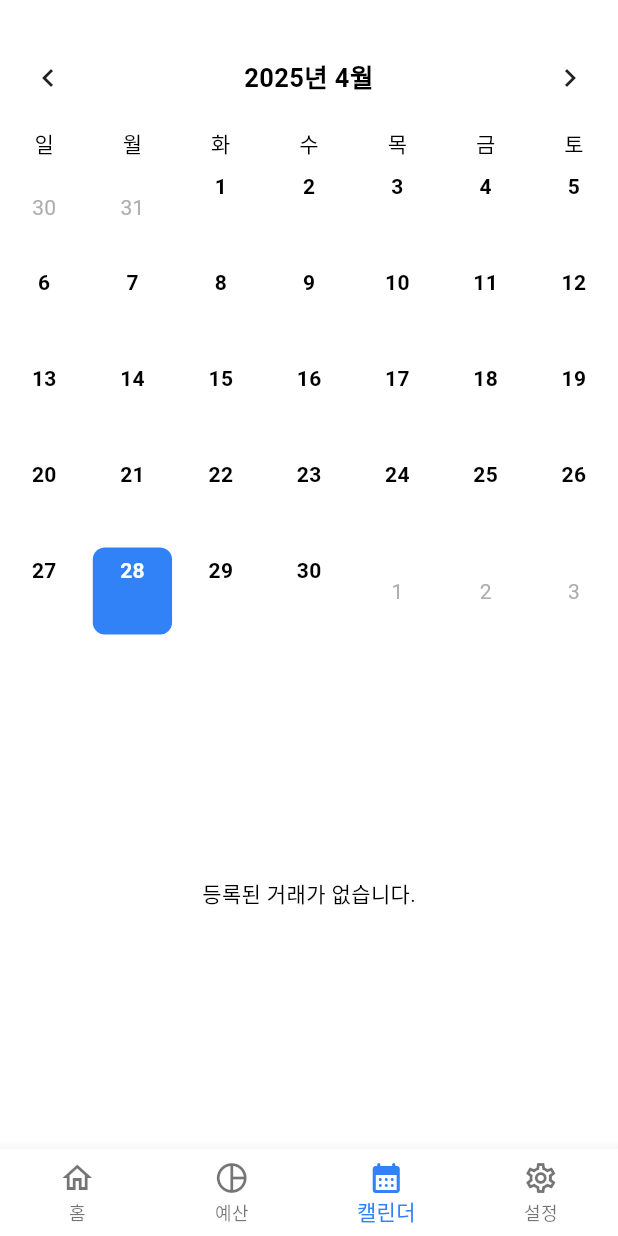
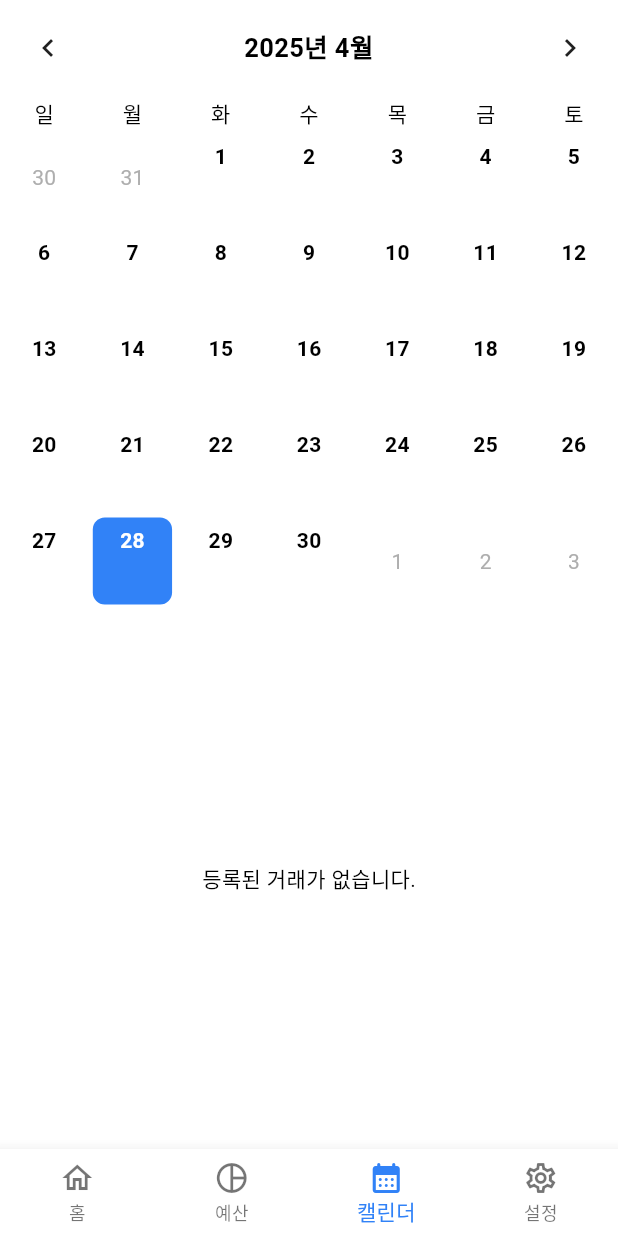
Before and after one commit to kang-min-seok/moneyPlan, a Flutter app: the screen it shows after launch, item 3 of the bottom bar chosen, on a phone screen of 412 x 824 dp. Run offline on Flutter 3.47's test engine with Material 3 defaults, Android fonts, the light colour scheme and no system bars; drawn by our look-alikes of table_calendar; our stand-ins replace fl_chart, flutter_colorpicker, hive, hive_flutter, qr_flutter, shared_preferences and 1 more; missing offline and left inert: qr_code_scanner_plus; accounts and stored records are empty; generated files the repository leaves out were written again.

```diff
--- a/lib/pages/calendar/calendar_page.dart
+++ b/lib/pages/calendar/calendar_page.dart
@@ -74,9 +74,11 @@ class CalendarPageState extends State<CalendarPage> {
     final catBox = Hive.box<BudgetCategory>('categories');
     final currentLocale = Localizations.localeOf(context).languageCode;
     return Scaffold(
-      body: Column(
+
+
+      body: SafeArea(
+          child: Column(
             children: [
-          SizedBox(height: 20,),
               // ValueListenableBuilder로 감싸서 Hive 데이터 변경 시 캘린더 재생성
               ValueListenableBuilder(
                 valueListenable: _txBox.listenable(),
@@ -405,6 +407,7 @@ class CalendarPageState extends State<CalendarPage> {
               ),
             ],
           ),
+      )
     );
   }
 }
```
Also changed, not shown: pubspec.yaml (+21 -0 lines), assets/icons/app_icon.png (added), assets/icons/ic_bg.png (added), assets/icons/ic_fg.png (added), pubspec.lock, 34 other files. Lines whose indentation alone changed are shown as unchanged.
